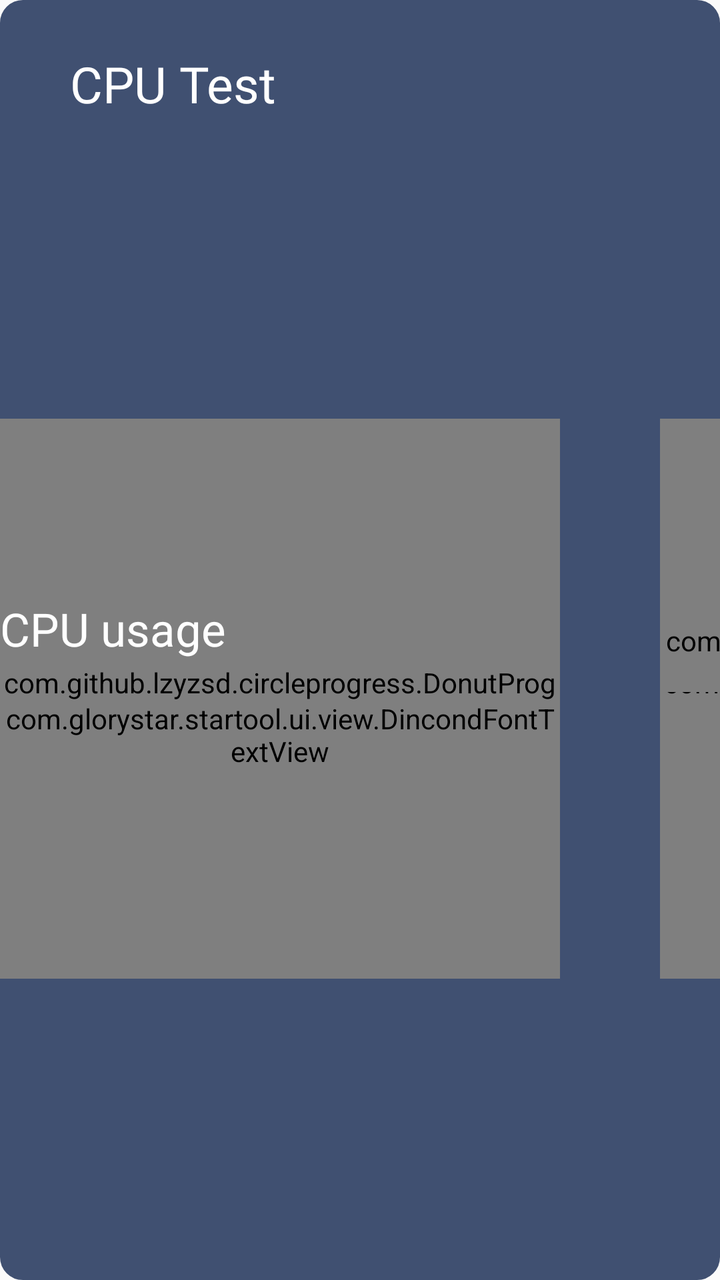
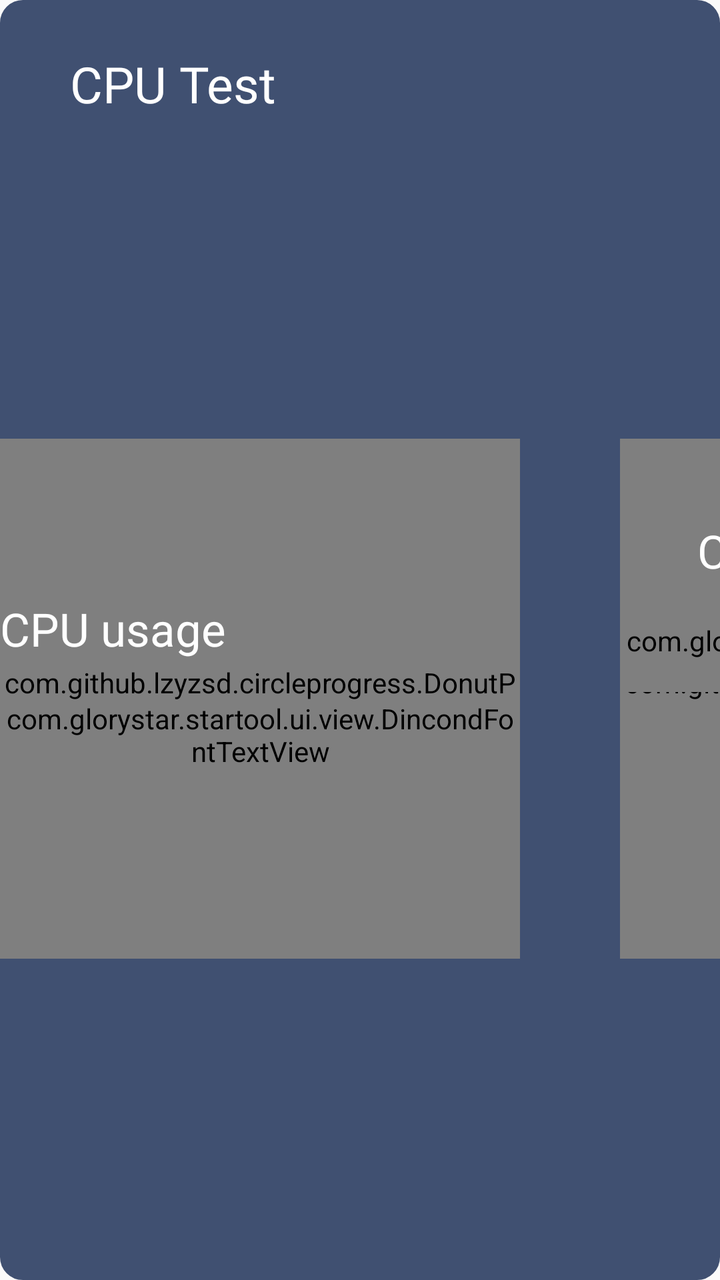

Two renders of the same Android screen: before a commit and after it. Below are the layout's source before the change and the commit's diff.
<!-- AndroidManifest.xml: application theme NoTitle -->
<!-- res/layout/cpu_fragment.xml -->
<?xml version="1.0" encoding="utf-8"?>
<RelativeLayout xmlns:android="http://schemas.android.com/apk/res/android"
    xmlns:app="http://schemas.android.com/apk/res-auto"
    xmlns:tools="http://schemas.android.com/tools"
    android:layout_width="match_parent"
    android:layout_height="match_parent"

    >


    <LinearLayout
        android:layout_width="match_parent"
        android:layout_height="match_parent"
        android:background="@drawable/selector_mode_bg"
        android:orientation="vertical">

        <RelativeLayout
            android:id="@+id/mtrl_pickeselection"
            android:layout_width="match_parent"
            android:layout_height="wrap_content">

            <TextView
                android:id="@+id/ext_text"
                android:layout_width="wrap_content"
                android:layout_height="wrap_content"
                android:layout_marginLeft="35dp"
                android:layout_marginTop="25dp"
                android:fontFamily="@font/montserrat_semibold"
                android:text="@string/CPU"
                android:textColor="@color/white"
                android:textSize="25dp" />

            <TextView
                android:id="@+id/time_text"
                android:layout_width="wrap_content"
                android:layout_height="wrap_content"
                android:layout_alignParentRight="true"
                android:layout_marginTop="25dp"
                android:layout_marginRight="55dp"
                android:fontFamily="@font/montserrat_semibold"
                android:textColor="@color/colorMainButton"
                android:textSize="25dp" />

        </RelativeLayout>

        <RelativeLayout
            android:layout_width="match_parent"
            android:layout_height="match_parent">


            <LinearLayout

                android:layout_width="wrap_content"
                android:layout_height="wrap_content"
                android:layout_centerInParent="true"
                android:orientation="horizontal">

                <FrameLayout
                    android:layout_width="280dp"
                    android:layout_height="280dp"
                    android:layout_marginRight="50dp">

                    <com.github.lzyzsd.circleprogress.DonutProgress
                        android:id="@+id/pgr_percent"
                        android:layout_width="match_parent"
                        android:layout_height="match_parent"
                        app:donut_finished_color="@color/colorMainButton"
                        app:donut_finished_stroke_width="4dp"
                        app:donut_progress="30"
                        app:donut_show_text="false"
                        app:donut_unfinished_color="@color/colorAccentLight"
                        app:donut_unfinished_stroke_width="4dp" />

                    <RelativeLayout
                        android:layout_width="match_parent"
                        android:layout_height="match_parent">

                        <LinearLayout
                            android:layout_width="wrap_content"
                            android:layout_height="wrap_content"
                            android:layout_centerInParent="true"
                            android:orientation="vertical">

                            <TextView
                                android:layout_width="wrap_content"
                                android:layout_height="wrap_content"
                                android:layout_centerHorizontal="true"

                                android:text="@string/CPU_usage"
                                android:textColor="@color/white"
                                android:textSize="23dp" />


                            <LinearLayout
                                android:layout_gravity="center"
                                android:layout_width="wrap_content"
                                android:layout_height="wrap_content"
                                android:layout_marginTop="20dp"
                                android:orientation="horizontal">

                                <com.glorystar.startool.ui.view.DincondFontTextView
                                    android:id="@+id/tv_percent"
                                    android:layout_width="wrap_content"
                                    android:layout_height="wrap_content"
                                    android:layout_centerInParent="true"
                                    android:text="30"
                                    android:textColor="@color/white"
                                    android:textSize="37dp"
                                    android:textStyle="bold" />

                                <TextView

                                    android:layout_width="wrap_content"
                                    android:layout_height="wrap_content"
                                    android:layout_above="@id/tv_percent"
                                    android:layout_centerHorizontal="true"
                                    android:text="@string/cpu_test_cur_freq"
                                    android:textColor="@color/white"
                                    android:textSize="37dp" />

                                <TextView
                                    android:layout_width="wrap_content"
                                    android:layout_height="wrap_content"
                                    android:layout_alignBottom="@id/tv_percent"
                                    android:layout_toRightOf="@id/tv_percent"
                                    android:text="%"
                                    android:textColor="@color/white"
                                    android:textSize="25dp"
                                    android:textStyle="bold" />
                            </LinearLayout>

                        </LinearLayout>
                    </RelativeLayout>
                </FrameLayout>

                <FrameLayout
                    android:layout_width="280dp"
                    android:layout_height="280dp">

                    <com.github.lzyzsd.circleprogress.DonutProgress
                        android:id="@+id/pgr_freq"
                        android:layout_width="match_parent"
                        android:layout_height="match_parent"
                        app:donut_finished_color="@color/colorMainButton"
                        app:donut_finished_stroke_width="4dp"
                        app:donut_progress="30"
                        app:donut_show_text="false"
                        app:donut_unfinished_color="@color/colorAccentLight"
                        app:donut_unfinished_stroke_width="4dp" />

                    <RelativeLayout
                        android:layout_width="match_parent"
                        android:layout_height="match_parent">

                        <LinearLayout
                            android:layout_width="wrap_content"
                            android:layout_height="wrap_content"
                            android:layout_centerInParent="true"
                            android:gravity="center"
                            android:orientation="vertical">

                            <TextView
                                android:layout_width="wrap_content"
                                android:layout_height="wrap_content"
                                android:layout_centerHorizontal="true"
                                android:text="@string/Current_freq"
                                android:textColor="@color/white"
                                android:textSize="23dp" />

                            <LinearLayout
                                android:layout_width="wrap_content"
                                android:layout_height="wrap_content"
                                android:layout_marginTop="20dp"
                                android:orientation="horizontal">

                                <com.glorystar.startool.ui.view.DincondFontTextView
                                    android:id="@+id/tv_freq"
                                    android:layout_width="wrap_content"
                                    android:layout_height="wrap_content"
                                    android:layout_centerHorizontal="true"
                                    android:layout_centerVertical="true"
                                    android:text="800"
                                    android:textColor="@color/white"
                                    android:textSize="37dp"
                                    android:textStyle="bold" />

                                <TextView
                                    android:layout_width="wrap_content"
                                    android:layout_height="wrap_content"
                                    android:layout_below="@id/tv_freq"
                                    android:layout_centerHorizontal="true"
                                    android:text="MHz"
                                    android:textColor="@color/white"
                                    android:textSize="25dp" />

                            </LinearLayout>

                            <LinearLayout

                                android:layout_width="wrap_content"
                                android:layout_height="wrap_content"
                                android:layout_alignParentBottom="true"
                                android:layout_centerHorizontal="true"
                                android:layout_marginBottom="5dp"
                                android:orientation="horizontal">

                                <TextView
                                    android:id="@+id/tv_freq_max"
                                    android:layout_width="wrap_content"
                                    android:layout_height="wrap_content"
                                    android:text="1200"
                                    android:textColor="@color/colorFont"
                                    android:textSize="23dp" />

                                <TextView
                                    android:layout_width="wrap_content"
                                    android:layout_height="wrap_content"
                                    android:layout_marginStart="3dp"
                                    android:text="MHz"
                                    android:textColor="@color/colorFont"
                                    android:textSize="23dp" />

                            </LinearLayout>

                        </LinearLayout>


                        <TextView
                            android:layout_width="wrap_content"
                            android:layout_height="wrap_content"
                            android:layout_centerHorizontal="true"
                            android:text="@string/cpu_test_cur_freq"
                            android:textColor="@color/white"
                            android:textSize="35dp" />


                    </RelativeLayout>
                </FrameLayout>

            </LinearLayout>
        </RelativeLayout>
    </LinearLayout>

</RelativeLayout>
<!-- resources referenced by this layout -->
<resources>
  <color name="colorAccentLight">#9DACC8</color>
  <color name="colorFont">#9DACC8</color>
  <color name="colorMainButton">#0091FF</color>
  <color name="white">#FFFFFFFF</color>
  <!-- drawable selector_mode_bg (drawable) -->
  <?xml version="1.0" encoding="utf-8"?>
  <shape
      xmlns:android="http://schemas.android.com/apk/res/android">
      
      <solid
          android:color="@color/colorMainLight" />
      
      <stroke
      android:width="1dp"
      android:color="@color/colorMainLight" />
      
      <size android:height="4dp"/>
      
      <corners
          android:radius="11dp"/>
  
  </shape>
  <string name="CPU">CPU Test</string>
  <string name="CPU_usage">CPU usage</string>
  <string name="Current_freq">Current frequency</string>
  <string name="cpu_test_cur_freq" />
  <style name="NoTitle" parent="Theme.AppCompat.Light.NoActionBar">
          <item name="colorPrimary">@color/colorMain</item>
          <item name="colorPrimaryDark">@color/colorMain</item>
          <item name="colorAccent">@color/colorMain</item>
          <item name="android:windowFullscreen">true</item>
          <item name="windowActionBar">false</item>
          <item name="windowNoTitle">true</item>
          <item name="android:textAppearanceListItemSmall">@style/listPopupWindow</item>
      </style>
  <color name="colorMainLight">#405071</color>
  <color name="colorMain">#1D2D4B</color>
  <style name="listPopupWindow">
          <item name="android:textSize">25mm</item>
          <item name="android:fontFamily">@font/montserrat_regular</item>
          <item name="android:textColor">@color/black</item>
      </style>
  <color name="black">#FF000000</color>
</resources>

<!-- the commit's change to res/layout/cpu_fragment.xml (unified diff, before → after) -->
@@ -56,8 +56,8 @@
                 android:orientation="horizontal">
 
                 <FrameLayout
-                    android:layout_width="280dp"
-                    android:layout_height="280dp"
+                    android:layout_width="260dp"
+                    android:layout_height="260dp"
                     android:layout_marginRight="50dp">
 
                     <com.github.lzyzsd.circleprogress.DonutProgress
@@ -92,9 +92,9 @@
 
 
                             <LinearLayout
+                                android:layout_width="wrap_content"
+                                android:layout_height="wrap_content"
                                 android:layout_gravity="center"
-                                android:layout_width="wrap_content"
-                                android:layout_height="wrap_content"
                                 android:layout_marginTop="20dp"
                                 android:orientation="horizontal">
 
@@ -134,8 +134,8 @@
                 </FrameLayout>
 
                 <FrameLayout
-                    android:layout_width="280dp"
-                    android:layout_height="280dp">
+                    android:layout_width="260dp"
+                    android:layout_height="260dp">
 
                     <com.github.lzyzsd.circleprogress.DonutProgress
                         android:id="@+id/pgr_freq"
